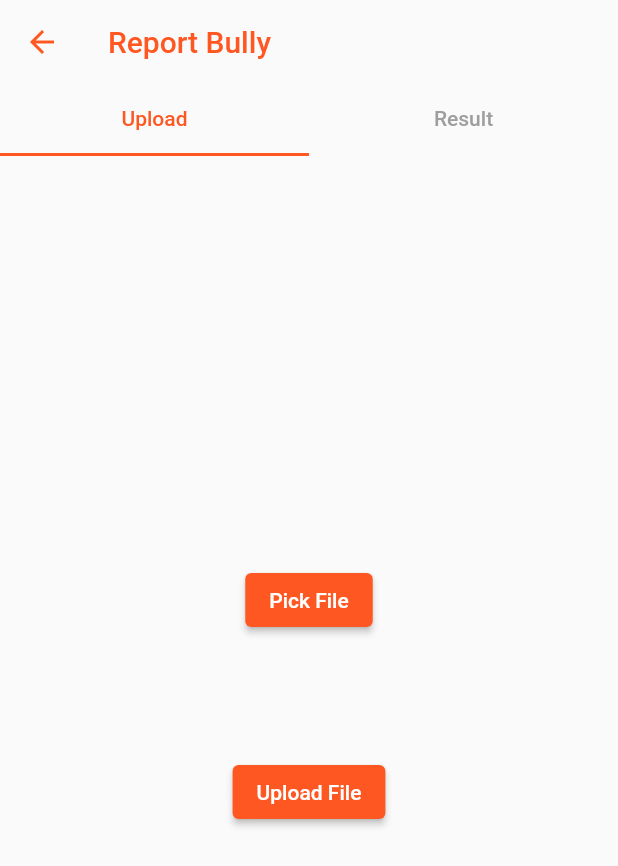
After one commit to Blaze-Community/our_e_college_app, a Flutter app: the ReportBully screen opened directly, on a phone screen of 412 x 824 dp. The commit adds this screen. Shown: the top 866 px of the screen. Run offline on Flutter 3.47's test engine with Material 2 defaults, Android fonts, the light colour scheme and no system bars; our stand-ins replace cloud_firestore, curved_navigation_bar, date_field, file_picker, firebase_auth, firebase_core and 12 more; missing offline and left inert: clipboard, flutter_uploader, simple_moment; accounts and stored records are empty; network calls fail.

Commit message:
add background uploader

```diff
--- a/lib/components/classroom/screens/class_home_page.dart
+++ b/lib/components/classroom/screens/class_home_page.dart
@@ -137,7 +137,7 @@ class _ClassRoomHomePageState extends State<ClassRoomHomePage> {
                         itemBuilder: (context, int index) {
                             return GestureDetector(
                               onTap: () => Navigator.of(context).push(MaterialPageRoute(
-                                  builder: (_) => ClassRoomPage1(
+                                  builder: (_) => ClassRoomPage(
                                     classDetails:classRoomList[index],
                                     className: classRoomList[index]["subject"],
                                     bannerImg: classRoomDesingList[index]["bannerImg"],
--- a/lib/components/classroom/screens/class_room_page.dart
+++ b/lib/components/classroom/screens/class_room_page.dart
@@ -5,19 +5,19 @@ import 'classroom/classwork_tab.dart';
 import 'classroom/people_tab.dart';
 import 'classroom/stream_tab.dart';
 
-class ClassRoomPage1 extends StatefulWidget {
+class ClassRoomPage extends StatefulWidget {
   AssetImage bannerImg;
   String className;
   final classDetails;
   //Color uiColor;
 
-  ClassRoomPage1({this.className, this.bannerImg,this.classDetails});
+  ClassRoomPage({this.className, this.bannerImg,this.classDetails});
 
   @override
   _ClassRoomPage1State createState() => _ClassRoomPage1State();
 }
 
-class _ClassRoomPage1State extends State<ClassRoomPage1> {
+class _ClassRoomPage1State extends State<ClassRoomPage> {
   @override
   Widget build(BuildContext context) {
     return Scaffold(
--- /dev/null
+++ b/lib/components/report_bully/report_bully.dart
@@ -0,0 +1,55 @@
+import 'package:flutter/material.dart';
+import 'package:our_e_college_app/components/report_bully/upload_video.dart';
+
+import './result.dart';
+
+class ReportBully extends StatefulWidget {
+
+  @override
+  _ReportBullyState createState() => _ReportBullyState();
+}
+
+class _ReportBullyState extends State<ReportBully> {
+  @override
+  Widget build(BuildContext context) {
+    final tabs = [
+      UploadVideo(),
+      Result()
+    ];
+    return DefaultTabController(
+      length: 2,
+      child: Scaffold(
+          appBar: AppBar(
+            title: Text("Report Bully",
+              style: TextStyle(
+                  color: Colors.deepOrange
+              ),),
+            leading: IconButton(
+              onPressed: () {
+                Navigator.of(context).pop();
+              },
+              icon: Icon(Icons.arrow_back),
+              color: Colors.deepOrange,
+            ),
+            backgroundColor: Colors.transparent,
+            elevation: 0.0,
+            bottom: TabBar(
+              unselectedLabelColor: Colors.grey,
+              labelColor: Colors.deepOrange,
+              tabs: [
+                Tab(
+                  text: "Upload",
+                ),
+                Tab(
+                  text: "Result",
+                ),
+              ],
+            ),
+          ),
+          // backgroundColor: Colors.deepPurple,
+          body: TabBarView(
+            children:tabs,)
+      ),
+    );
+  }
+}
--- /dev/null
+++ b/lib/components/report_bully/result.dart
@@ -0,0 +1,15 @@
+import 'package:flutter/cupertino.dart';
+import 'package:flutter/material.dart';
+
+class Result extends StatefulWidget {
+  @override
+  _ResultState createState() => _ResultState();
+}
+
+class _ResultState extends State<Result> {
+    @override
+    Widget build(BuildContext context) {
+      return Scaffold(
+          body: Container());
+    }
+}
--- /dev/null
+++ b/lib/components/report_bully/upload_video.dart
@@ -0,0 +1,71 @@
+import 'dart:io';
+
+import 'package:file_picker/file_picker.dart';
+import 'package:flutter/material.dart';
+import 'package:flutter_local_notifications/flutter_local_notifications.dart';
+import 'package:flutter_uploader/flutter_uploader.dart';
+import 'package:our_e_college_app/components/report_bully/uploader.dart';
+
+class UploadVideo extends StatefulWidget {
+  @override
+  _UploadVideoState createState() => _UploadVideoState();
+}
+
+class _UploadVideoState extends State<UploadVideo> {
+
+  File file = null;
+
+  @override
+  Widget build(BuildContext context) {
+    return Scaffold(
+      body: Center(
+        child: Column(
+          mainAxisAlignment: MainAxisAlignment.center,
+          children: <Widget>[
+            ElevatedButton(onPressed: pickFile, child: const Text("Pick File")),
+            const SizedBox(height: 40),
+            if (file != null) Text(file.path.split('/').last),
+            const SizedBox(height: 40),
+            ElevatedButton(
+                onPressed: uploadFile, child: const Text("Upload File"))
+          ],
+        ),
+      ),
+    );
+  }
+
+  pickFile() async {
+    FilePickerResult result = await FilePicker.platform.pickFiles();
+    if (result != null) {
+      setState(() {
+        file = File(result.files.single.path);
+      });
+    }
+  }
+
+  uploadFile() async {
+    if(file != null){
+      _prepareMediaUploadListener();
+      String taskId = await BackgroundUploader.uploadEnqueue(file);
+      if (taskId != null) {
+      } else {
+        BackgroundUploader.uploader.cancelAll();
+      }
+    }
+  }
+
+  static void _prepareMediaUploadListener() {
+    //listen
+    BackgroundUploader.uploader.result.listen((UploadTaskResponse response) {
+      BackgroundUploader.uploader.clearUploads();
+
+      if (response.status == UploadTaskStatus.complete) {
+      } else if (response.status == UploadTaskStatus.canceled) {
+        BackgroundUploader.uploader.cancelAll();
+      }
+    }, onError: (error) {
+      //handle failure
+      BackgroundUploader.uploader.cancelAll();
+    });
+  }
+}
--- /dev/null
+++ b/lib/components/report_bully/uploader.dart
@@ -0,0 +1,24 @@
+import 'dart:async';
+import 'dart:io';
+
+import 'package:flutter_uploader/flutter_uploader.dart';
+
+class BackgroundUploader {
+  BackgroundUploader._();
+
+  static final uploader = FlutterUploader();
+
+  static Future<String> uploadEnqueue(File file) async {
+    final String taskId = await uploader.enqueue(
+      MultipartFormDataUpload(
+        url: 'YOUR_URL',
+        method: UploadMethod.POST,
+        headers: {"Authorization": "YOUR_TOKEN"},
+        files: [FileItem(path: file.path, field: "file")],
+        tag: "Media Uploading",
+      ),
+    );
+
+    return taskId;
+  }
+}
--- a/pubspec.yaml
+++ b/pubspec.yaml
@@ -50,6 +50,8 @@ dependencies:
   flutter_secure_storage: ^4.0.0
   fluttertoast: ^7.1.8
   photo_view: ^0.12.0
+  flutter_uploader: ^3.0.0-beta.3
+  flutter_local_notifications: ^9.0.0
 dev_dependencies:
     flutter_test:
         sdk: flutter
```
Also changed, not shown: lib/homepage/homepage.dart (+17 -0 lines), lib/main.dart (+92 -6 lines), pubspec.lock, 5 other files.
